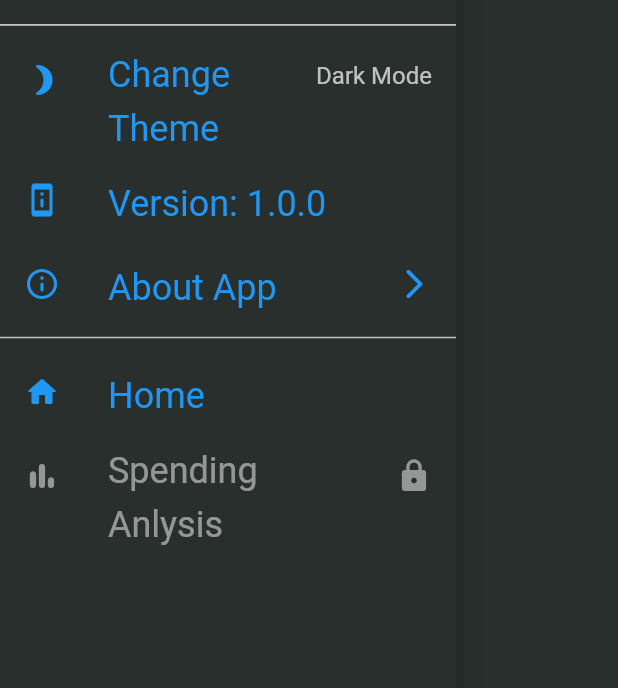
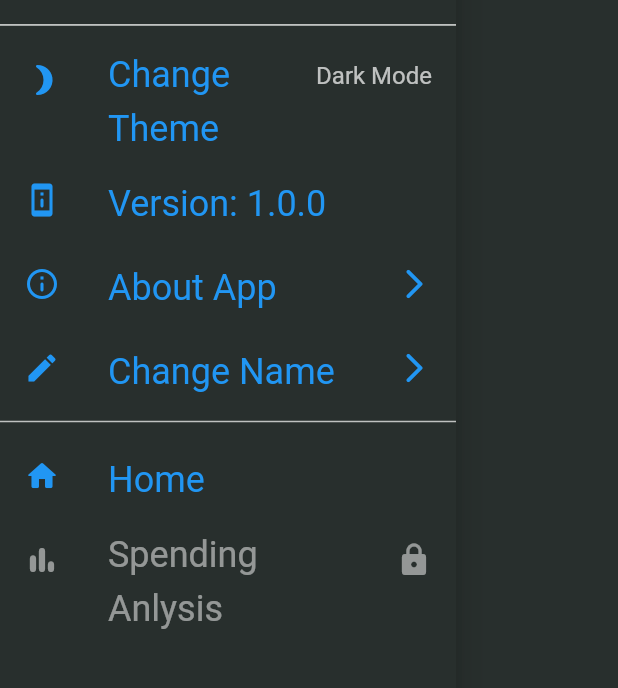
Before and after one commit to Sam21-39/Spend-Analytics, a Flutter app: the NavigationDrawer widget shown alone on an empty page, opened directly, on a phone screen of 412 x 824 dp, the part 216-904 px from its top. Run offline on Flutter 3.47's test engine with Material 2 defaults, Android fonts, the phone set to English and light mode, and no system bars; our stand-ins replace fl_chart, flutter_screenutil, flutter_svg, package_info, shared_preferences, sqflite and 1 more; accounts and stored records are empty.

Commit message:
Name change option added

```diff
--- a/spend_analytics/lib/Widgets/navigation_drawer.dart
+++ b/spend_analytics/lib/Widgets/navigation_drawer.dart
@@ -3,6 +3,7 @@ import 'package:flutter_svg/flutter_svg.dart';
 import 'package:package_info/package_info.dart';
 import 'package:shared_preferences/shared_preferences.dart';
 import 'package:spend_analytics/Screens/DrawerMenu/about.dart';
+import 'package:spend_analytics/Screens/Onboarding/name.dart';
 import 'package:spend_analytics/Utils/display_utils.dart';
 import 'package:spend_analytics/Utils/sp_constants.dart';
 import 'package:spend_analytics/main.dart';
@@ -114,6 +115,29 @@ class _NavigationDrawerState extends State<NavigationDrawer> {
               Icons.arrow_forward_ios_rounded,
             ),
           ),
+          ListTile(
+            onTap: () => Navigator.of(context)
+                .push(
+                  MaterialPageRoute(
+                    builder: (context) => Name(
+                      isChanging: true,
+                    ),
+                  ),
+                )
+                .then(
+                  (value) => Navigator.pop(context),
+                ),
+            selected: true,
+            leading: Icon(
+              Icons.edit,
+            ),
+            title: Text(
+              "Change Name",
+            ),
+            trailing: Icon(
+              Icons.arrow_forward_ios_rounded,
+            ),
+          ),
           Divider(
             thickness: 1.0,
             color: Theme.of(context).dividerColor,
```
Also changed, not shown: spend_analytics/lib/Screens/Onboarding/name.dart (+46 -1 lines).
